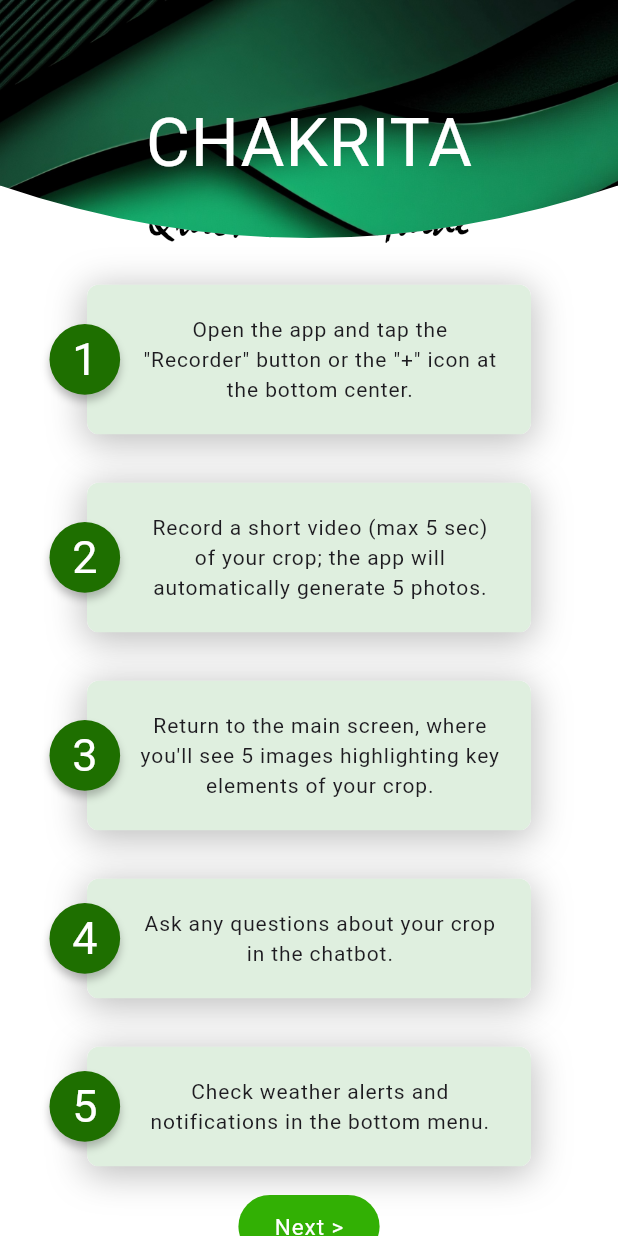
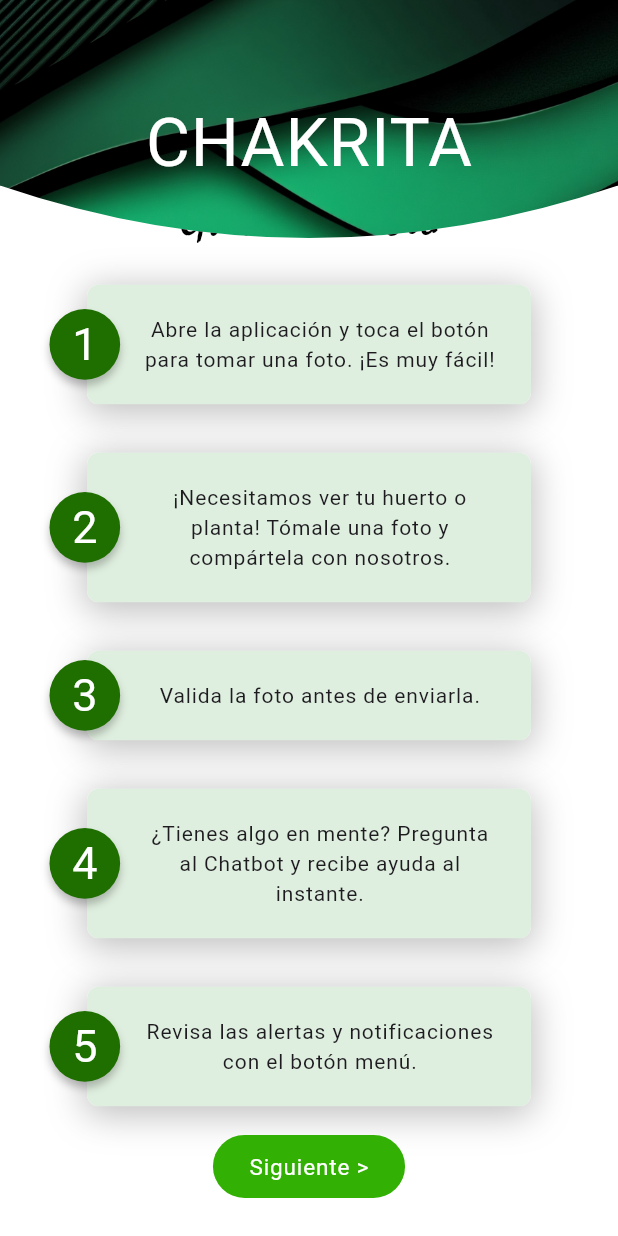
Before and after one commit to Daniel580-U/chacrita_flutter, a Flutter app: the GuidePage screen opened by its route, on a phone screen of 412 x 824 dp. Run offline on Flutter 3.47's test engine with Material 3 defaults, Android fonts, the light colour scheme and no system bars; our stand-ins replace flutter_dotenv, geolocator, image_picker, permission_handler; Roboto replaces fonts that are missing (Abel, Antic, Anton SC); project files that could hold a hidden picture were left out.

Commit message:
Language refactoring - to spanish

```diff
--- a/lib/features/guide/controllers/guide_controller.dart
+++ b/lib/features/guide/controllers/guide_controller.dart
@@ -1,3 +1,3 @@
-class GuideController {
-  // Agrega lógica y controladores para guide
+class Controller {
+  // Agrega lógica y controladores para
 }
--- a/lib/features/guide/models/guide_model.dart
+++ b/lib/features/guide/models/guide_model.dart
@@ -1,10 +1,10 @@
 class GuideModel {
   // Define propiedades y métodos del modelo de guide
   static List<String> guiderules = [
-    'Open the app and tap the "Recorder" button or the "+" icon at the bottom center.',
-    'Record a short video (max 5 sec) of your crop; the app will automatically generate 5 photos.',
-    "Return to the main screen, where you'll see 5 images highlighting key elements of your crop.",
-    'Ask any questions about your crop in the chatbot.',
-    'Check weather alerts and notifications in the bottom menu.',
+    'Abre la aplicación y toca el botón para tomar una foto. ¡Es muy fácil!',
+    '¡Necesitamos ver tu huerto o planta! Tómale una foto y compártela con nosotros.',
+    "Valida la foto antes de enviarla.",
+    '¿Tienes algo en mente? Pregunta al Chatbot y recibe ayuda al instante.',
+    'Revisa las alertas y notificaciones con el botón menú.',
   ];
 }
--- a/lib/features/guide/pages/guide_page.dart
+++ b/lib/features/guide/pages/guide_page.dart
@@ -54,7 +54,7 @@ class GuidePage extends StatelessWidget {
                 itemBuilder: (c, index) {
                   if(index == 0) {
                     return const Center(
-                      child:  Text('Quick Start Guide', style: TextStyle(
+                      child:  Text('Guia de inicio', style: TextStyle(
                         fontSize: 35,
                         fontWeight: FontWeight.normal,
                         fontFamily: 'Mistral',
@@ -76,7 +76,7 @@ class GuidePage extends StatelessWidget {
                         onPressed: () {
                           Navigator.of(context).pushNamed('/permission_location');
                         },
-                        child: const Text('Next >',
+                        child: const Text('Siguiente >',
                         style: TextStyle(
                           fontSize: 15,
                           fontWeight: FontWeight.normal,
--- a/lib/features/index/pages/index_page.dart
+++ b/lib/features/index/pages/index_page.dart
@@ -42,7 +42,7 @@ class IndexPage extends StatelessWidget {
                   ),
                   const SizedBox(height: 20),
                   const Text(
-                    'WELCOME',
+                    'BIENVENIDO',
                     style: TextStyle(
                         fontSize: 35,
                         fontWeight: FontWeight.normal,
@@ -72,7 +72,7 @@ class IndexPage extends StatelessWidget {
                     Navigator.of(context).push(_createSecondRoute());
                   },
                   child: const Text(
-                    'GET STARTED',
+                    'EMPECEMOS',
                     style: TextStyle(
                       fontFamily: 'Abel',
                       fontSize: 16,
```
